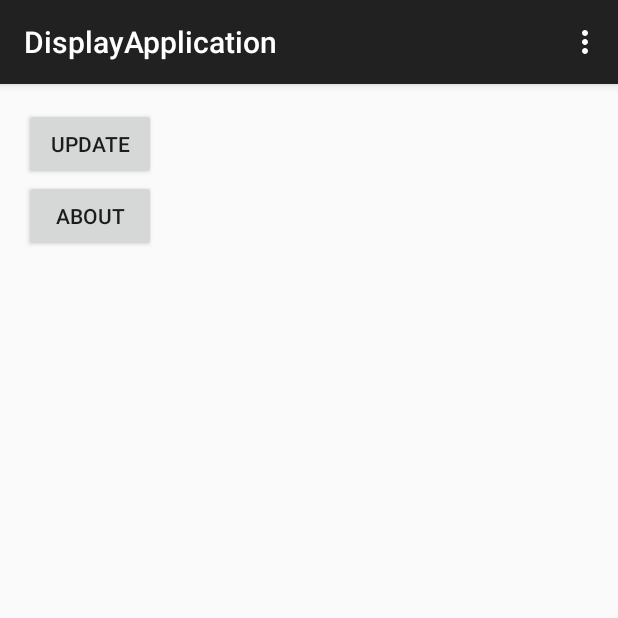
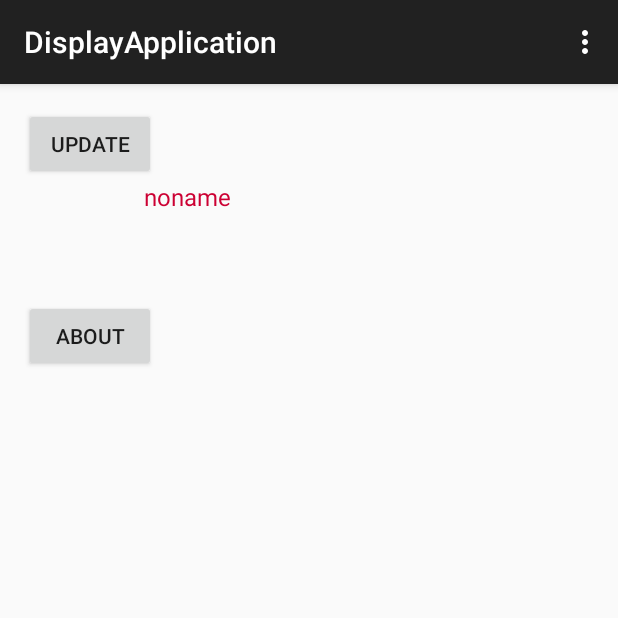
Before and after one commit to irinabelenki/DisplayApplicationGitHub, an Android app: the screen it shows after launch (MainActivity), after a tap on "UPDATE", on a phone screen of 412 x 824 dp, the top half of it. Run offline under Robolectric (Android 15) with nearby library versions, the phone set to English and light mode, and no system bars; 2 statements that could not run were skipped.

Commit message:
AsyncTask updates events list in main Activity now

```diff
--- /dev/null
+++ b/app/src/main/java/com/example/displayapplication/EventItem.java
@@ -0,0 +1,50 @@
+package com.example.displayapplication;
+
+public class EventItem {
+    private String name;
+    private String color;
+    private String date;
+    private String eventEnd;
+    private String image;
+
+    public EventItem(String name, String color, String date, String eventEnd, String image) {
+        this.name = name;
+        this.color = color;
+        this.date = date;
+        this.eventEnd = eventEnd;
+        this.image = image;
+    }
+
+    public EventItem(String name, EventDetails details, String image) {
+        this.name = name;
+        this.color = details.getColor();
+        this.date = details.getDate();
+        this.eventEnd = details.getEventEnd();
+        this.image = image;
+    }
+
+    public String getName() {
+        return name;
+    }
+
+    public String getColor() {
+        return color;
+    }
+
+    public String getDate() {
+        return date;
+    }
+
+    public String getEventEnd() {
+        return eventEnd;
+    }
+
+    public String getImage() {
+        return image;
+    }
+
+    @Override
+    public String toString() {
+        return name + ": " + color + ", " + date + ", " +  eventEnd;
+    }
+}
--- /dev/null
+++ b/app/src/main/java/com/example/displayapplication/EventListAdapter.java
@@ -0,0 +1,47 @@
+package com.example.displayapplication;
+
+import java.util.List;
+import android.app.Activity;
+import android.content.Context;
+import android.view.LayoutInflater;
+import android.view.View;
+import android.view.ViewGroup;
+import android.widget.ArrayAdapter;
+import android.widget.ImageView;
+import android.widget.TextView;
+
+public class EventListAdapter extends ArrayAdapter<EventItem> {
+    Context context;
+
+    public EventListAdapter(Context context, int resourceId, List<EventItem> items) {
+        super(context, resourceId, items);
+        this.context = context;
+    }
+
+    private class ViewHolder {
+        ImageView eventImage;
+        TextView eventName;
+    }
+
+    public View getView(int position, View convertView, ViewGroup parent) {
+        ViewHolder holder = null;
+        EventItem rowItem = getItem(position);
+
+        LayoutInflater mInflater = (LayoutInflater) context.getSystemService(Activity.LAYOUT_INFLATER_SERVICE);
+        if (convertView == null) {
+            convertView = mInflater.inflate(R.layout.event_item, null);
+            holder = new ViewHolder();
+            holder.eventName = (TextView) convertView.findViewById(R.id.event_name);
+            holder.eventImage = (ImageView) convertView.findViewById(R.id.event_image);
+            convertView.setTag(holder);
+        }
+        else {
+            holder = (ViewHolder) convertView.getTag();
+        }
+
+        holder.eventName.setText(rowItem.getName());
+        //holder.eventImage.setImageResource(rowItem.getImage());
+
+        return convertView;
+    }
+}
--- a/app/src/main/java/com/example/displayapplication/LoadDataTask.java
+++ b/app/src/main/java/com/example/displayapplication/LoadDataTask.java
@@ -12,8 +12,13 @@ import android.os.AsyncTask;
 import android.util.JsonReader;
 import android.util.Log;
 
-class LoadDataTask extends AsyncTask<String, String, String> {
+class LoadDataTask extends AsyncTask<String, String, List<EventItem>> {
     public static final String TAG = "LoadDataTask";
+    private EventListAdapter adapter;
+
+    public void setAdapter(EventListAdapter adapter) {
+        this.adapter = adapter;
+    }
 
     @Override
     protected void onPreExecute() {
@@ -22,17 +27,17 @@ class LoadDataTask extends AsyncTask<String, String, String> {
     }
 
     @Override
-    protected String doInBackground(String... f_url) {
-
+    protected List<EventItem> doInBackground(String... f_url) {
+        List<EventItem> eventList = null;
         try {
             URL url = new URL(f_url[0]);
             HttpURLConnection connection = (HttpURLConnection) url.openConnection();
-            List events = readJsonStream(connection.getInputStream());
-            Log.i(TAG, "events number: " + events.size());
+            eventList = readJsonStream(connection.getInputStream());
+            Log.i(TAG, "events number: " + eventList.size());
         } catch (Exception e) {
             Log.e(TAG, e.getMessage());
         }
-        return null;
+        return eventList;
     }
 
     protected void onProgressUpdate(String... progress) {
@@ -40,14 +45,16 @@ class LoadDataTask extends AsyncTask<String, String, String> {
     }
 
     @Override
-    protected void onPostExecute(String file_url) {
-        //TODO fill list
+    protected void onPostExecute(List<EventItem> eventList) {
+        Log.i(TAG, "events number: " + eventList.size());
+        adapter.addAll(eventList);
+        adapter.notifyDataSetChanged();
     }
 
-    public List readJsonStream(InputStream in) throws IOException {
+    public List<EventItem> readJsonStream(InputStream in) throws IOException {
         JsonReader reader = new JsonReader(new InputStreamReader(in, "UTF-8"));
         String image = null;
-        List events = null;
+        List<EventItem> eventList = null;
         try {
             reader.beginObject();
             while (reader.hasNext()) {
@@ -56,7 +63,7 @@ class LoadDataTask extends AsyncTask<String, String, String> {
                     image = reader.nextString();
                 }
                 else if(name.equals("events")) {
-                    events = readEventsArray(reader);
+                    eventList = readEventsArray(reader);
                 }
                 else {
                     reader.skipValue();
@@ -69,25 +76,25 @@ class LoadDataTask extends AsyncTask<String, String, String> {
         }
         finally {
             reader.close();
-            return events;
+            return eventList;
         }
     }
 
 
     public List readEventsArray(JsonReader reader) throws IOException {
-        List events = new ArrayList();
+        List<EventItem> eventList = new ArrayList<EventItem>();
 
         reader.beginArray();
         while (reader.hasNext()) {
-            events.add(readEvent(reader));
+            eventList.add(readEvent(reader));
         }
         reader.endArray();
-        return events;
+        return eventList;
     }
 
-    public Event readEvent(JsonReader reader) throws IOException {
+    public EventItem readEvent(JsonReader reader) throws IOException {
         String eventName = null;
-        Details eventDetails = null;
+        EventDetails eventDetails = null;
         String eventImage = null;
 
         reader.beginObject();
@@ -108,10 +115,10 @@ class LoadDataTask extends AsyncTask<String, String, String> {
             }
         }
         reader.endObject();
-        return new Event(eventName, eventDetails, eventImage);
+        return new EventItem(eventName, eventDetails, eventImage);
     }
 
-    public Details readEventDetails(JsonReader reader) throws IOException {
+    public EventDetails readEventDetails(JsonReader reader) throws IOException {
         String color = null;
         String date = null;
         String event_end = null;
@@ -132,31 +139,6 @@ class LoadDataTask extends AsyncTask<String, String, String> {
             }
         }
         reader.endObject();
-        return new Details(color, date, event_end);
+        return new EventDetails(color, date, event_end);
     }
-
-    private class Details {
-        private String color;
-        private String date;
-        private String event_end;
-
-        Details(String color, String date, String event_end) {
-            this.color = color;
-            this.date = date;
-            this.event_end = event_end;
-        }
-    }
-
-    private class Event {
-        private String name;
-        private Details details;
-        private String image;
-
-        Event( String name, Details details, String image) {
-            this.name = name;
-            this.details = details;
-            this.image = image;
-        }
-    }
-
 }
--- a/app/src/main/java/com/example/displayapplication/MainActivity.java
+++ b/app/src/main/java/com/example/displayapplication/MainActivity.java
@@ -2,18 +2,27 @@ package com.example.displayapplication;
 
 import android.support.v7.app.ActionBarActivity;
 import android.os.Bundle;
+import android.view.Gravity;
 import android.view.Menu;
 import android.view.MenuItem;
 import android.view.View;
 import android.view.View.OnClickListener;
+import android.widget.AdapterView;
 import android.widget.Button;
+import android.widget.ListView;
 import android.widget.Toast;
 
+import java.util.ArrayList;
+import java.util.List;
 
-public class MainActivity extends ActionBarActivity {
+
+public class MainActivity extends ActionBarActivity implements AdapterView.OnItemClickListener {
 
 	private Button updateButton;
 	private Button aboutButton;
+    private ListView listView;
+    List<EventItem> eventItems;
+    EventListAdapter eventAdapter;
 
     @Override
     protected void onCreate(Bundle savedInstanceState) {
@@ -25,7 +34,9 @@ public class MainActivity extends ActionBarActivity {
 			@Override
 			public void onClick(View v) {
 				Toast.makeText(getApplicationContext(), "Button Update clicked", Toast.LENGTH_SHORT).show();
-				new LoadDataTask().execute("http://metovaweb.watchitoo.com/app_data.json");
+				LoadDataTask task = new LoadDataTask();
+                task.setAdapter(eventAdapter);
+                task.execute("http://metovaweb.watchitoo.com/app_data.json");
 			}
 		};
 		updateButton.setOnClickListener(updateButtonListener);
@@ -38,6 +49,14 @@ public class MainActivity extends ActionBarActivity {
 			}
 		};
 		aboutButton.setOnClickListener(aboutButtonListener);
+
+        listView = (ListView) findViewById(R.id.listView1);
+        eventItems = new ArrayList<EventItem>();
+        eventItems.add(new EventItem("noname","","","",""));
+
+        eventAdapter = new EventListAdapter(this, R.layout.event_item, eventItems);
+        listView.setAdapter(eventAdapter);
+        listView.setOnItemClickListener(this);
     }
 
 
@@ -59,4 +78,14 @@ public class MainActivity extends ActionBarActivity {
         }
         return super.onOptionsItemSelected(item);
     }
+
+    @Override
+    public void onItemClick(AdapterView<?> parent, View view, int position, long id) {
+        EventItem item = eventItems.get(position);
+        String str = item.getName() + " " + item.getColor() +
+                item.getDate() + item.getEventEnd();
+        Toast toast = Toast.makeText(getApplicationContext(), str, Toast.LENGTH_LONG);
+        toast.setGravity(Gravity.BOTTOM|Gravity.CENTER_HORIZONTAL, 0, 0);
+        toast.show();
+    }
 }
--- /dev/null
+++ b/app/src/main/res/layout/event_item.xml
@@ -0,0 +1,22 @@
+<?xml version="1.0" encoding="UTF-8"?>
+    <LinearLayout xmlns:android="http://schemas.android.com/apk/res/android"
+        android:orientation="horizontal"
+        android:layout_gravity="center_horizontal"
+        android:layout_height="wrap_content"
+        android:layout_width="fill_parent" >
+
+        <ImageView
+            android:layout_height="80dp"
+            android:layout_width="80dp"
+            android:paddingRight="10dp"
+            android:paddingLeft="10dp"
+            android:id="@+id/event_image"/>
+
+        <TextView
+            android:layout_height="fill_parent"
+            android:layout_width="fill_parent"
+            android:id="@+id/event_name"
+            android:textSize="16dp"
+            android:textColor="#CC0033"/>
+
+</LinearLayout>
```
Also changed, not shown: app/src/main/java/com/example/displayapplication/EventDetails.java (added, +25 -0 lines), 3 other files.
